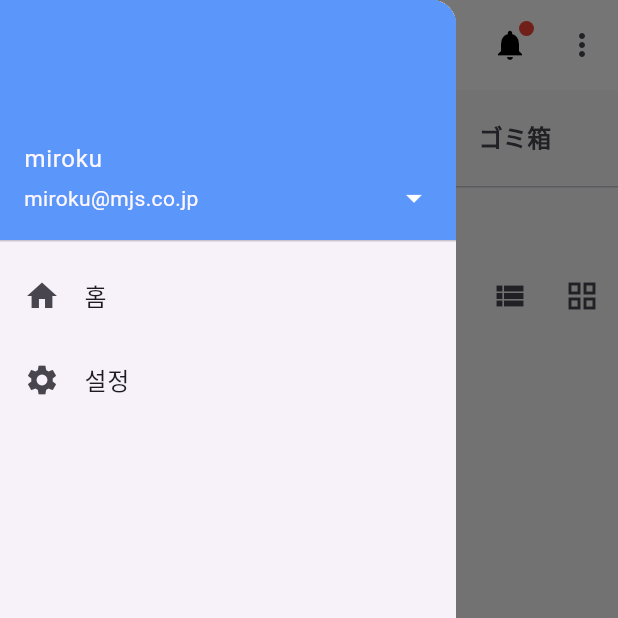
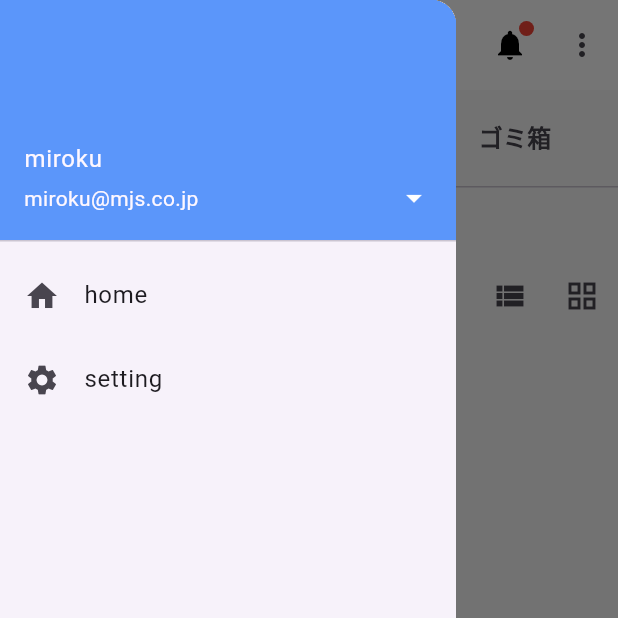
Before and after one commit to somsom1030/kantan_mock_app, a Flutter app: the screen it shows after launch, with the side drawer open, on a phone screen of 412 x 824 dp, the top half of it. Run offline on Flutter 3.47's test engine with Material 3 defaults, Android fonts, the phone set to English and light mode, and no system bars; our stand-ins replace file_picker, image_cropper, image_picker, permission_handler, velocity_x; missing offline and left inert: android_intent_plus, flutter_pdfview.

Commit message:
comment update

```diff
--- a/lib/main.dart
+++ b/lib/main.dart
@@ -11,9 +11,9 @@ void main() {
   // 상단 상태바 설정
   SystemChrome.setSystemUIOverlayStyle(
     const SystemUiOverlayStyle(
-      statusBarColor: Colors.white, // 상태바 배경 흰색
-      statusBarIconBrightness: Brightness.dark, // 아이콘 색상 검정
-      statusBarBrightness: Brightness.light, // iOS 상태바 대비 설정
+      statusBarColor: Colors.white,
+      statusBarIconBrightness: Brightness.dark,
+      statusBarBrightness: Brightness.light,
     ),
   );
   runApp(
@@ -61,8 +61,8 @@ class _BottomNavExampleState extends State<BottomNavExample> {
   Widget build(BuildContext context) {
     return AnnotatedRegion<SystemUiOverlayStyle>(
       value: const SystemUiOverlayStyle(
-        statusBarColor: Colors.white, // 상태바 배경 흰색
-        statusBarIconBrightness: Brightness.dark, // 아이콘 색상 검정
+        statusBarColor: Colors.white,
+        statusBarIconBrightness: Brightness.dark,
       ),
       child: SafeArea(
         child: Scaffold(
--- a/lib/screen/main/file_box/f_file_box.dart
+++ b/lib/screen/main/file_box/f_file_box.dart
@@ -22,7 +22,7 @@ class _FileBoxFragmentState extends State<FileBoxFragment>
   @override
   void initState() {
     super.initState();
-    tabController = TabController(length: 3, vsync: this); // TabController 초기화
+    tabController = TabController(length: 3, vsync: this); // TabController リセット
   }
 
   @override
@@ -34,7 +34,7 @@ class _FileBoxFragmentState extends State<FileBoxFragment>
           const CustomAppBar(),
           tabBar,
           Expanded(
-            // 선택된 탭의 Fragment 표시
+            // 選択された Fragment 表示
             child: IndexedStack(
               index: currentIndex,
               children: const [
@@ -74,10 +74,10 @@ class _FileBoxFragmentState extends State<FileBoxFragment>
             },
             indicator: const UnderlineTabIndicator(
               borderSide: BorderSide(
-                width: 2.5, // 두께 설정
+                width: 2.5,
                 color: Color.fromARGB(255, 48, 162, 255),
               ),
-              insets: EdgeInsets.symmetric(horizontal: 60.0), // 폭 조정
+              insets: EdgeInsets.symmetric(horizontal: 60.0),
             ),
             labelStyle:
                 const TextStyle(fontSize: 16, fontWeight: FontWeight.bold),
--- a/lib/screen/main/file_box/vo/vo_all_file_data.dart
+++ b/lib/screen/main/file_box/vo/vo_all_file_data.dart
@@ -1,10 +1,10 @@
 import 'dart:io';
 
 class AllFile {
-  final File filePath; // 이미지 파일
-  final String fileName; // 이미지 이름
-  final DateTime date; // 이미지 날짜
-  final String isFile;
+  final File filePath; // ファイルパス
+  final String fileName; // ファイル名
+  final DateTime date; // アップロード日時
+  final String isFile; //イメージかファイルか
 
   AllFile({
     required this.filePath,
--- a/lib/screen/main/w_menu_drawer.dart
+++ b/lib/screen/main/w_menu_drawer.dart
@@ -33,14 +33,14 @@ class _MenuDrawerState extends State<MenuDrawer> {
           ),
           ListTile(
             leading: Icon(Icons.home),
-            title: Text("홈"),
+            title: Text("home"),
             onTap: () {
               Navigator.pop(context);
             },
           ),
           ListTile(
             leading: Icon(Icons.settings),
-            title: Text("설정"),
+            title: Text("setting"),
             onTap: () {
               Navigator.pop(context);
             },
```
Also changed, not shown: lib/screen/main/file_box/tab/all_tab/f_preview_screen.dart (+42 -67 lines), lib/screen/main/file_box/tab/all_tab/f_upload_file.dart (+18 -21 lines), lib/screen/main/file_box/tab/all_tab/photo_provider.dart (+21 -20 lines), lib/screen/main/w_simple_app_bar.dart (+5 -5 lines).
